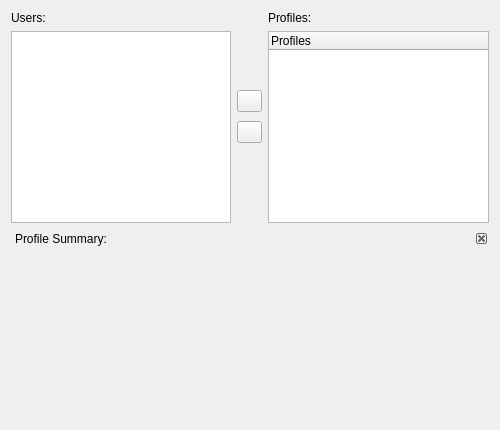
Old version of the form src/ui/usersWidget.ui in the repository andrevmatos/Librix-ThinClient.
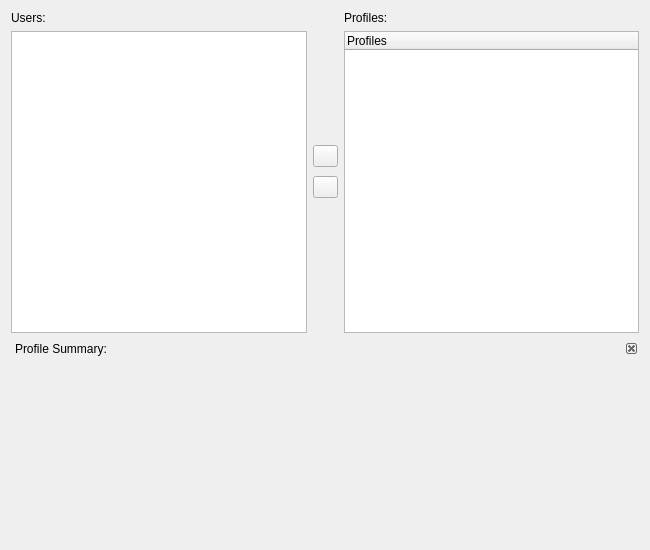
New version of the form. Icons and pictures are not drawn.

Diff of the .ui file:
```diff
--- a/src/ui/usersWidget.ui
+++ b/src/ui/usersWidget.ui
@@ -6,8 +6,8 @@
    <rect>
     <x>0</x>
     <y>0</y>
-    <width>500</width>
-    <height>430</height>
+    <width>650</width>
+    <height>550</height>
    </rect>
   </property>
   <property name="sizePolicy">
```
